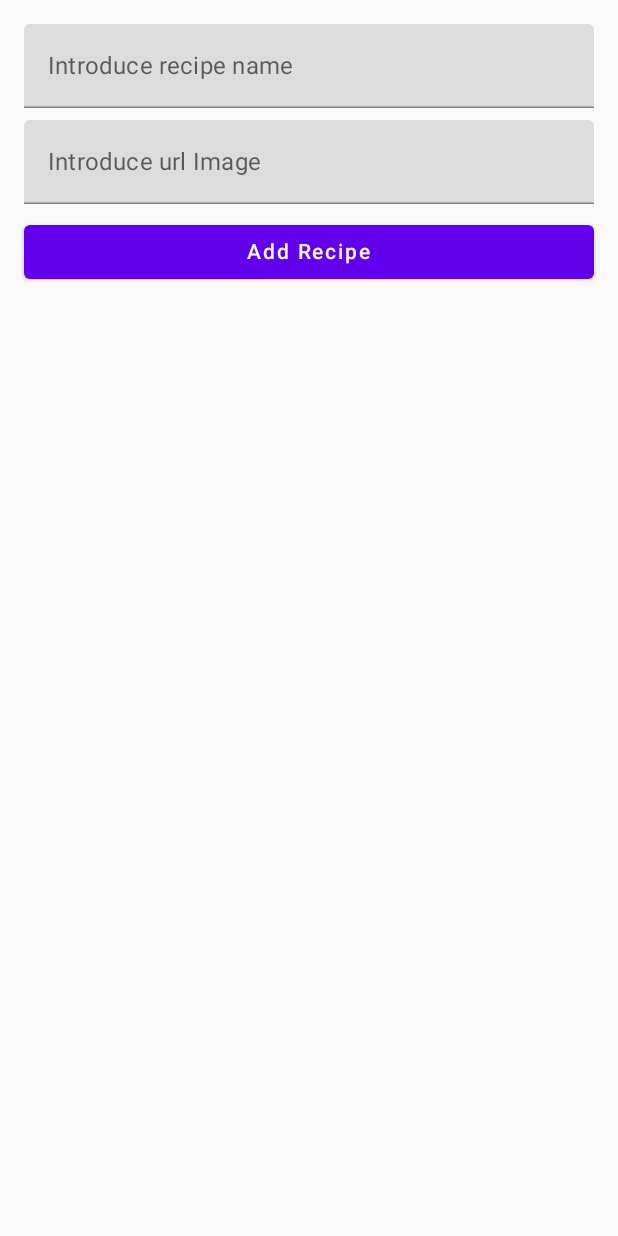
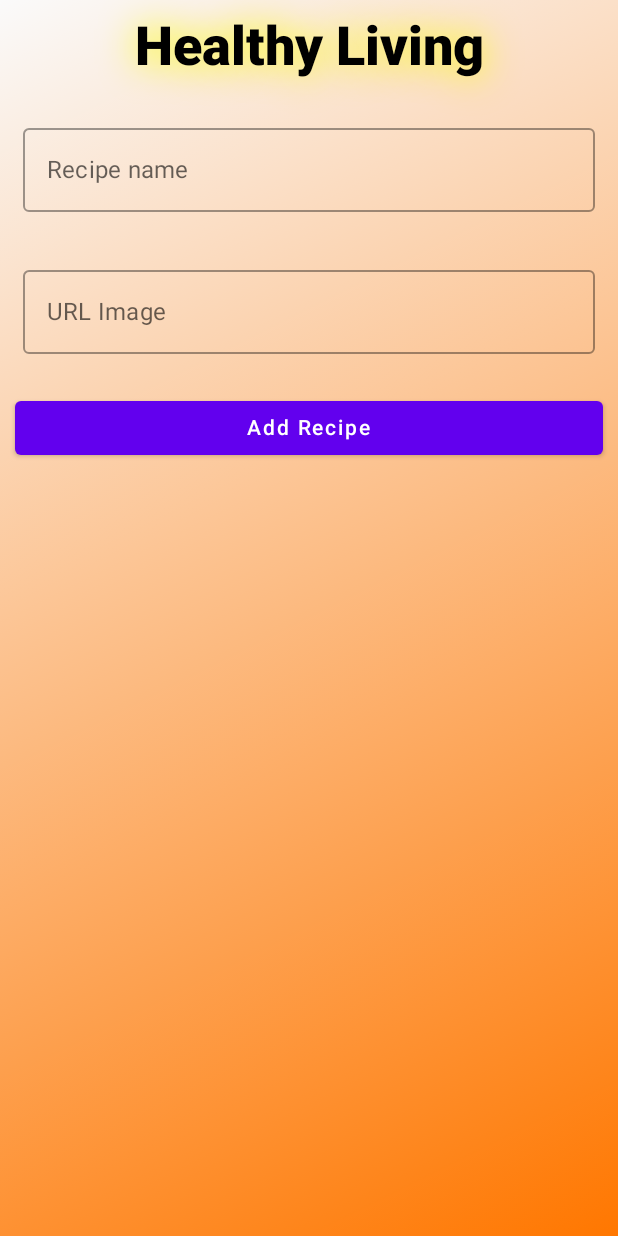
Before and after one commit to josuemj/HealthyLivingApp, an Android app built with Jetpack Compose: the screen it shows after launch (MainActivity), on a phone screen of 412 x 824 dp. Run offline under Robolectric (Android 15) with nearby library versions, the phone set to English and light mode, and no system bars.

Commit message:
proyectFixed, permissions added

```diff
--- a/app/build.gradle
+++ b/app/build.gradle
@@ -60,4 +60,6 @@ dependencies {
     androidTestImplementation "androidx.compose.ui:ui-test-junit4:$compose_ui_version"
     debugImplementation "androidx.compose.ui:ui-tooling:$compose_ui_version"
     debugImplementation "androidx.compose.ui:ui-test-manifest:$compose_ui_version"
+    implementation("io.coil-kt:coil-compose:2.4.0")
+
 }
--- a/app/src/main/AndroidManifest.xml
+++ b/app/src/main/AndroidManifest.xml
@@ -5,6 +5,7 @@
     <uses-permission android:name="android.permission.INTERNET"/>
 
     <application
+        android:usesCleartextTraffic="true"
         android:allowBackup="true"
         android:dataExtractionRules="@xml/data_extraction_rules"
         android:fullBackupContent="@xml/backup_rules"
--- a/app/src/main/java/com/example/healthylivingapp/MainActivity.kt
+++ b/app/src/main/java/com/example/healthylivingapp/MainActivity.kt
@@ -10,9 +10,6 @@ import androidx.compose.foundation.background
 import androidx.compose.foundation.layout.*
 import androidx.compose.foundation.text.BasicTextField
 import androidx.compose.material.*
-import androidx.compose.runtime.Composable
-import androidx.compose.runtime.mutableStateOf
-import androidx.compose.runtime.remember
 import androidx.compose.ui.Alignment
 import androidx.compose.ui.Modifier
 import androidx.compose.ui.graphics.Brush
@@ -29,85 +26,165 @@ import androidx.compose.ui.text.input.TextFieldValue
 import androidx.compose.foundation.lazy.LazyColumn
 import androidx.compose.foundation.lazy.items
 import androidx.compose.foundation.rememberScrollState
+import androidx.compose.foundation.shape.RoundedCornerShape
 import androidx.compose.foundation.verticalScroll
+import androidx.compose.runtime.*
+import androidx.compose.ui.geometry.Offset
+import androidx.compose.ui.graphics.Shadow
+import androidx.compose.ui.text.font.FontStyle
+import coil.compose.AsyncImage
+import coil.compose.rememberImagePainter
+import coil.request.ImageRequest
+import java.time.format.TextStyle
 
 class MainActivity : ComponentActivity() {
     override fun onCreate(savedInstanceState: Bundle?) {
         super.onCreate(savedInstanceState)
         setContent {
-            app()
+            mainScreen()
         }
     }
 }
 
 @Preview
 @Composable
-fun app(){
+fun mainScreen(){
 
-    var recipeName = remember {
-        mutableStateOf("")}
+    val gradientColors = listOf<Color>(Color(0x5887C2),Color(0xFFFF7700))
 
-    var recipeUrl = remember {
+    var recipeNameInput by remember {
         mutableStateOf("")
     }
 
-    var recipeList = mutableListOf<Recipe>()
+    var urlImageInput by remember {
+        mutableStateOf("")
+    }
+
+    var recipeList = remember {
+        mutableStateListOf<Recipe>()
+    }
 
     Column(
         modifier = Modifier
             .fillMaxSize()
-            .padding(16.dp),
-        verticalArrangement = Arrangement.spacedBy(8.dp)
+            .background(
+                brush = Brush.linearGradient(colors =gradientColors )
+            ),
+
+        horizontalAlignment = Alignment.CenterHorizontally
+
     ) {
 
-        TextField(
-            value = recipeName.value,
-            onValueChange = {
-                recipeName.value = it
-        },
-            placeholder = {
-                Text(text = "Introduce recipe name")
-            },
-            modifier = Modifier.fillMaxWidth()
+        Text(
+            modifier = Modifier.padding(10.dp),
+            text = "Healthy Living",
+            fontWeight = FontWeight.ExtraBold,
+            style = androidx.compose.ui.text.TextStyle(
+                fontSize = 36.sp,
+                shadow = Shadow(
+                    color = Color.Yellow
+                    ,blurRadius = 30f
+                )
+            )
         )
 
-        TextField(
-            value = recipeUrl.value,
-            onValueChange = {
-                recipeUrl.value = it
-            },
-            placeholder = {
-                Text(text = "Introduce url Image")
-            },
-            modifier = Modifier.fillMaxWidth()
+        OutlinedTextField(
+            label={Text(text = "Recipe name")},
+            value = recipeNameInput,
+            onValueChange = {recipeNameInput=it},
+            placeholder = { Text(text = "Enter Recipe Name")},
+            modifier = Modifier
+                .fillMaxWidth()
+                .padding(15.dp),
+        )
+
+        OutlinedTextField(
+            label={Text(text = "URL Image")},
+            value = urlImageInput,
+            onValueChange = {urlImageInput=it},
+            placeholder = { Text(text = "Enter the url Image")},
+            modifier = Modifier
+                .fillMaxWidth()
+                .padding(15.dp),
         )
 
 
-        Button(onClick = {
-            println("receipt name: ${recipeName.value}+\nURL: ${recipeUrl.value}")
-           val newRecipe = Recipe(recipeName.value,recipeUrl.value)
-            recipeList.add(newRecipe)
-        },
-            modifier = Modifier.fillMaxWidth()
+        Button(
+            modifier = Modifier
+                .fillMaxWidth()
+                .padding(10.dp),
+            onClick = {
+                val newRecipe: Recipe = Recipe(recipeNameInput,urlImageInput)
+                recipeList.add(newRecipe)
+                urlImageInput=""
+                recipeNameInput=""
+            }
+        )
 
-        ) {
+        {
             Text(text = "Add Recipe")
         }
 
-        LazyColumn (
-
-                ){
-            items(recipeList) { recipe ->
-                    Text(
-                        text = recipe.recipeName,
-                    )
-
+        LazyColumn(){
+            items(items = recipeList){
+                recipe -> recipeWidget(recipe)
             }
         }
-
 
 
     }
 }
 
+@Composable
+fun recipeWidget(currentRecipe:Recipe){
+
+    Column(
+        horizontalAlignment = Alignment.CenterHorizontally
+    ) {
+
+        Card(
+            modifier = Modifier.padding(2.dp),
+            shape = RoundedCornerShape(30.dp)
+        ){
+            Box(modifier = Modifier
+                .height(30.dp)
+                .width(300.dp)
+                .padding(10.dp)
+            ){
+                Text(
+                    text = currentRecipe.recipeName,
+                    fontSize = 24.sp
+                )
+            }
+        }
+
+        Card(
+            modifier = Modifier.padding(10.dp),
+            shape = RoundedCornerShape(30.dp)
+        ){
+
+            Box(modifier = Modifier
+                .height(300.dp)
+                .width(300.dp)
+                .padding(10.dp)
+            )
+
+            {
+                AsyncImage(
+                    model = currentRecipe.recipeUrl,
+                    contentDescription = null,
+                    contentScale = ContentScale.Fit,
+                    alignment = Alignment.Center,
+                    modifier = Modifier.fillMaxSize()
+                )
+
+            }
+
+        }
+    }
+
+
+}
+
+
 data class Recipe(val recipeName: String,val recipeUrl: String)
```
